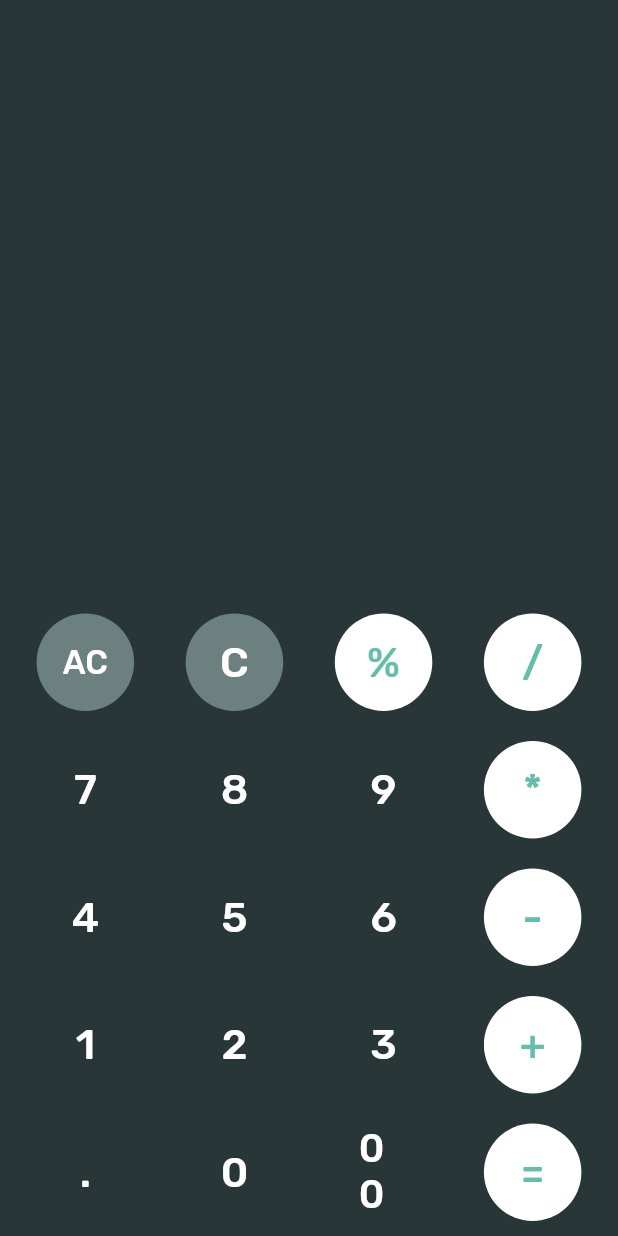
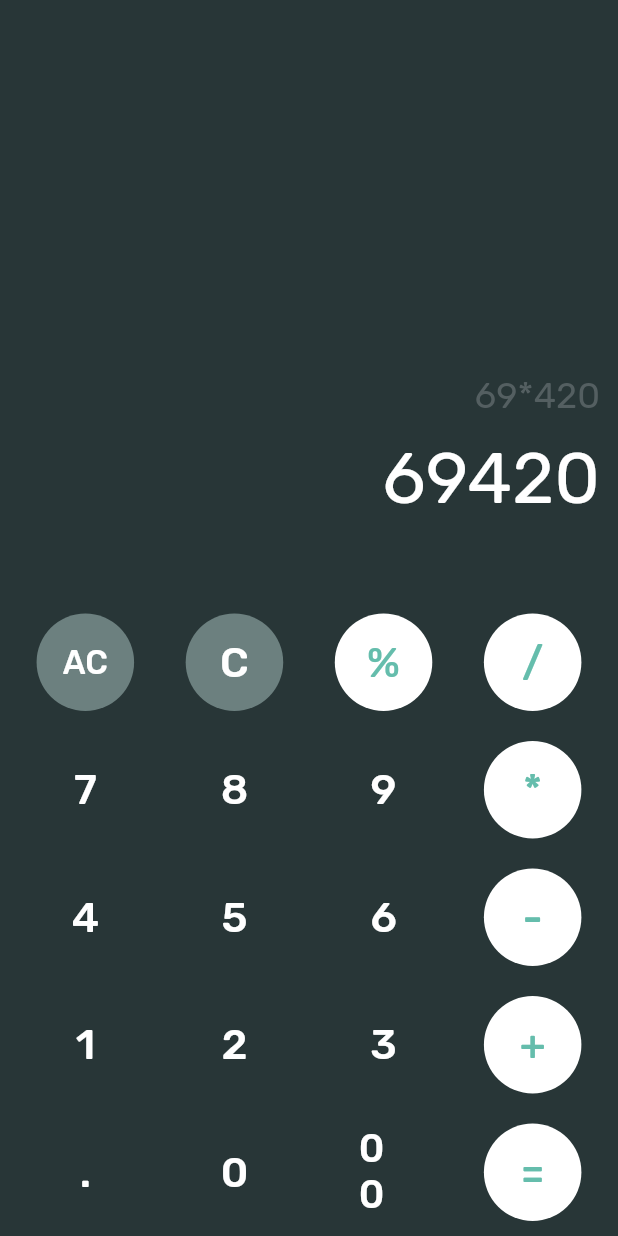
Before and after one commit to IAmMaulik/flutter_calculator, a Flutter app: the screen it shows after launch, on a phone screen of 412 x 824 dp. Run offline on Flutter 3.47's test engine with Material 2 defaults, Android fonts, the phone set to English and light mode, and no system bars; our stand-ins replace google_fonts.

Commit message:
Finished coding the UI of the app, only log

```diff
--- a/lib/main.dart
+++ b/lib/main.dart
@@ -1,5 +1,6 @@
 import 'package:flutter/material.dart';
 import 'package:calculator_app/widgets/CalcButton.dart';
+import 'package:google_fonts/google_fonts.dart';
 
 void main() {
   runApp(CalcApp());
@@ -16,6 +17,33 @@ class CalcApp extends StatelessWidget {
         body: Column(
           mainAxisAlignment: MainAxisAlignment.end,
           children: <Widget>[
+            Container(
+              padding: EdgeInsets.only(right: 12.0),
+              child: Text(
+                "69*420",
+                style: GoogleFonts.rubik(
+                  textStyle: TextStyle(
+                    fontSize: 24,
+                    color: Color(0xFF545F61),
+                  ),
+                ),
+              ),
+              alignment: Alignment(1 ,1),
+            ),
+            Container(
+              padding: EdgeInsets.all(12.0),
+              child: Text(
+                "69420",
+                style: GoogleFonts.rubik(
+                  textStyle: TextStyle(
+                    fontSize: 48,
+                    color: Colors.white,
+                  ),
+                ),
+              ),
+              alignment: Alignment(1 ,1),
+            ),
+            SizedBox(height: 40),
             Row(
               mainAxisAlignment: MainAxisAlignment.spaceEvenly,
               children: <Widget>[
```
